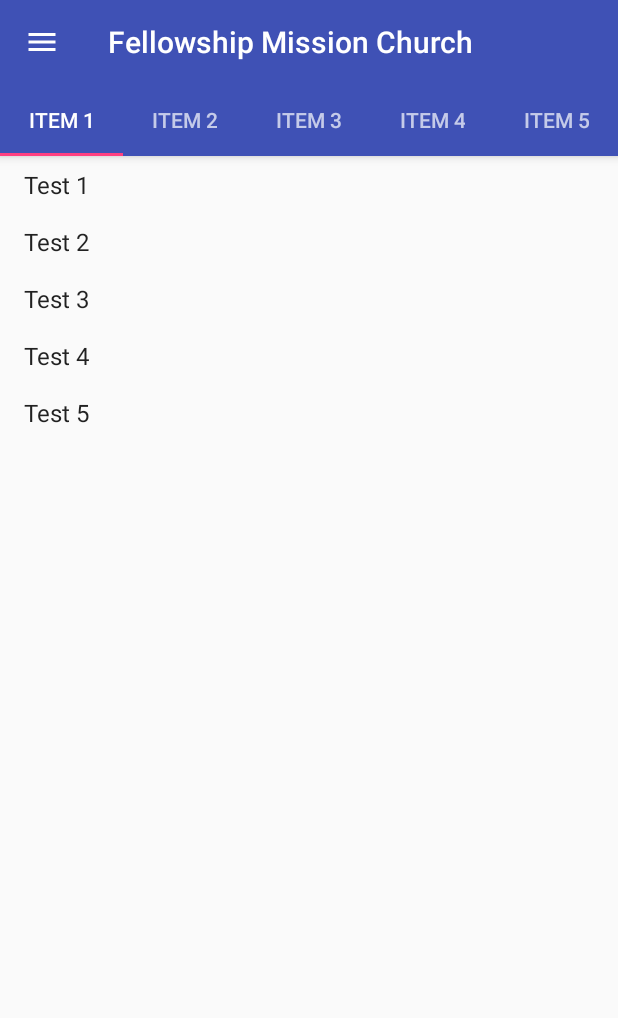
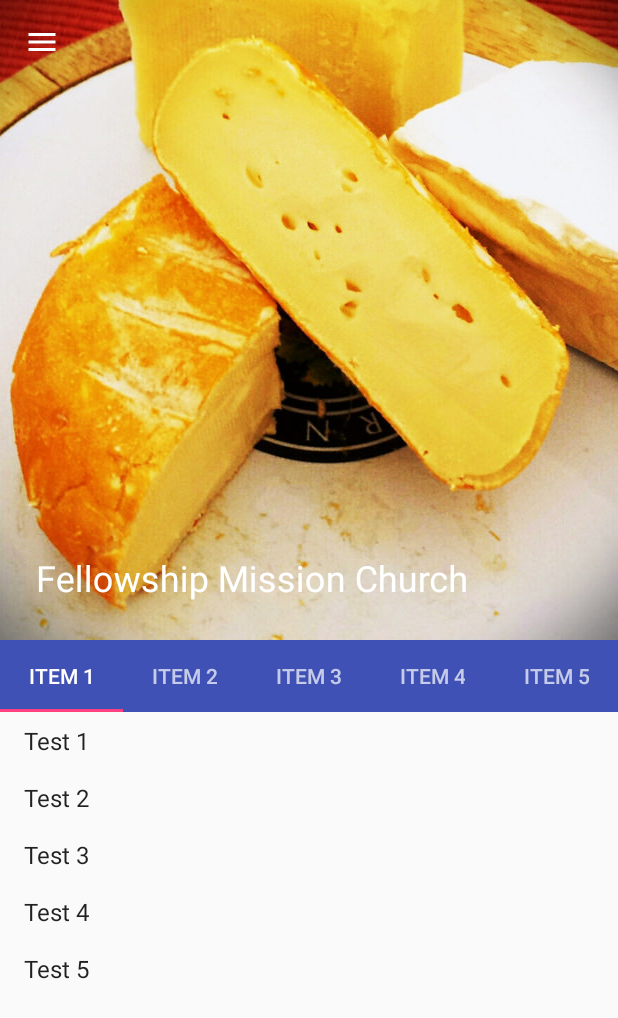
Before and after one commit to phillipsk/FellowshipMissionChurch, an Android app: the screen it shows after launch (MainActivity), on a phone screen of 412 x 824 dp. Shown: the top 1018 px of the screen. Run offline under Robolectric (Android 15) with nearby library versions, the phone set to English and light mode, and no system bars; our stand-ins replace ButterKnife; libraries missing offline, so code that uses them is left out: com.facebook.stetho, retrofit2.adapter.rxjava; pictures from the network do not load; 4 statements that could not run were skipped.

Commit message:
Add title image support with collaps/expand.

```diff
--- a/app/src/main/java/io/techministry/android/fellowshipmissionchurch/MainActivity.java
+++ b/app/src/main/java/io/techministry/android/fellowshipmissionchurch/MainActivity.java
@@ -10,6 +10,7 @@
 import android.support.v7.app.ActionBar;
 import android.support.v7.app.AppCompatActivity;
 import android.support.v7.widget.Toolbar;
+import android.widget.ImageView;
 import butterknife.BindView;
 import butterknife.ButterKnife;
 import io.techministry.android.fellowshipmissionchurch.ui.ElementListFragment;
@@ -24,6 +25,7 @@
     @BindView(R.id.drawer_layout) DrawerLayout drawerLayout;
     @BindView(R.id.viewpager) ViewPager viewPager;
     @BindView(R.id.tabs) TabLayout tabsLayout;
+    @BindView(R.id.main_image) ImageView mainImageView;
 
     @Override
     protected void onCreate(Bundle savedInstanceState) {
@@ -44,7 +46,12 @@
 
         setupViewPager(viewPager);
         tabsLayout.setupWithViewPager(viewPager);
+
     }
+
+   /* private void loadMainImage() {
+        Glide.with(this).load(drawable.centerCrop().into(imageView);
+    }*/
 
     private void setupViewPager(ViewPager viewPager) {
         Adapter adapter = new Adapter(getSupportFragmentManager());
--- a/app/src/main/res/layout/main_content.xml
+++ b/app/src/main/res/layout/main_content.xml
@@ -15,14 +15,36 @@
       android:theme="@style/ThemeOverlay.AppCompat.Dark.ActionBar"
       >
 
-    <android.support.v7.widget.Toolbar
-        android:id="@+id/toolbar"
+    <android.support.design.widget.CollapsingToolbarLayout
+        android:id="@+id/collapsing_toolbar"
         android:layout_width="match_parent"
-        android:layout_height="?attr/actionBarSize"
-        android:background="?attr/colorPrimary"
-        app:layout_scrollFlags="scroll|enterAlways|snap"
-        app:popupTheme="@style/ThemeOverlay.AppCompat.Light"
-        />
+        android:layout_height="match_parent"
+        app:layout_scrollFlags="scroll|exitUntilCollapsed"
+        android:fitsSystemWindows="true"
+        app:contentScrim="?attr/colorPrimary"
+        app:expandedTitleMarginStart="24dp"
+        app:expandedTitleMarginEnd="34dp"
+        app:expandedTitleTextAppearance="@style/TextAppearance.AppCompat.Headline"
+        app:collapsedTitleTextAppearance="@style/TextAppearance.AppCompat.Medium"
+        tools:text="Fellowship Mission Church">
+
+      <ImageView
+          android:id="@+id/main_image"
+          android:layout_width="match_parent"
+          android:layout_height="match_parent"
+          android:scaleType="centerCrop"
+          android:fitsSystemWindows="true"
+          app:layout_collapseMode="parallax"
+          android:src="@drawable/cheese_1"/>
+
+      <android.support.v7.widget.Toolbar
+          android:id="@+id/toolbar"
+          android:layout_width="match_parent"
+          android:layout_height="?attr/actionBarSize"
+          app:popupTheme="@style/ThemeOverlay.AppCompat.Light"
+          app:layout_collapseMode="pin" />
+
+    </android.support.design.widget.CollapsingToolbarLayout>
 
     <android.support.design.widget.TabLayout
         android:id="@+id/tabs"
```
Also changed, not shown: app/src/main/res/drawable-nodpi/cheese_1.jpg (added), app/src/main/res/drawable/FMC1 .svg (deleted), app/src/main/res/drawable/FMC2.svg (deleted).
